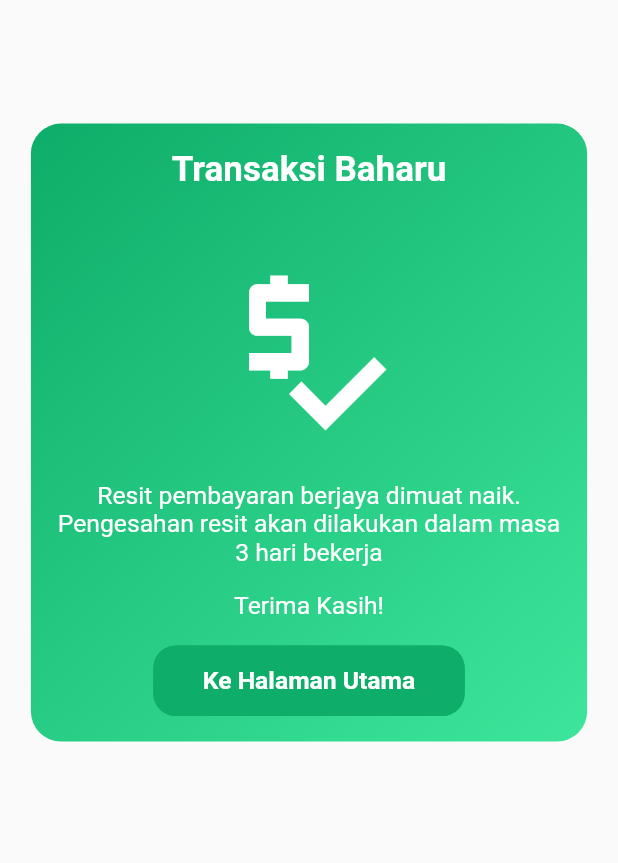
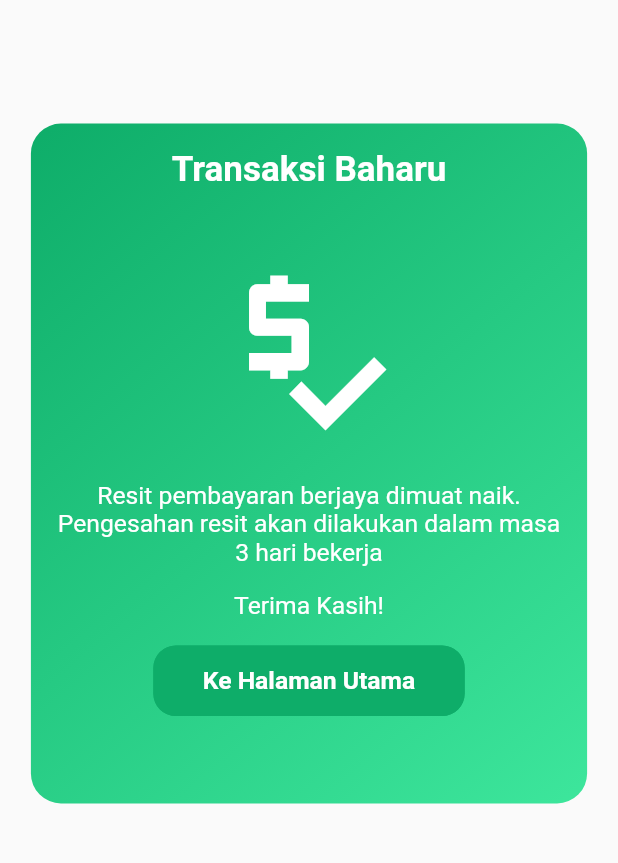
Before and after one commit to Addin15/my_khairat, a Flutter app: the PaymentReceived screen opened directly, on a phone screen of 412 x 824 dp, the part 84-947 px from its top. Run offline on Flutter 3.47's test engine with Material 2 defaults, Android fonts, the phone set to English and light mode, and no system bars; our stand-ins replace carousel_slider, flutter_secure_storage, flutter_spinkit, google_fonts, hive, hive_flutter and 4 more; missing offline and left inert: dart:ffi; accounts and stored records are empty; network calls fail; Roboto replaces fonts that are missing (Ubuntu).

Commit message:
fix pixel overflow error & change domain

```diff
--- a/lib/config/config.dart
+++ b/lib/config/config.dart
@@ -1,5 +1,5 @@
 class Config {
   // emulator host
-  static String host = 'https://mykhairat.000webhostapp.com';
+  static String host = 'https://khairatupm.000webhostapp.com';
   static String hostName = 'http://10.0.2.2:8000/api';
 }
--- a/lib/pages/home/Payment/payment_received.dart
+++ b/lib/pages/home/Payment/payment_received.dart
@@ -50,7 +50,7 @@ class _PaymentReceivedState extends State<PaymentReceived> {
                 ),
                 padding: EdgeInsets.symmetric(horizontal: 3.w, vertical: 1.h),
                 width: 90.w,
-                height: 50.h,
+                height: 55.h,
                 child: Column(
                   children: [
                     SizedBox(
```
